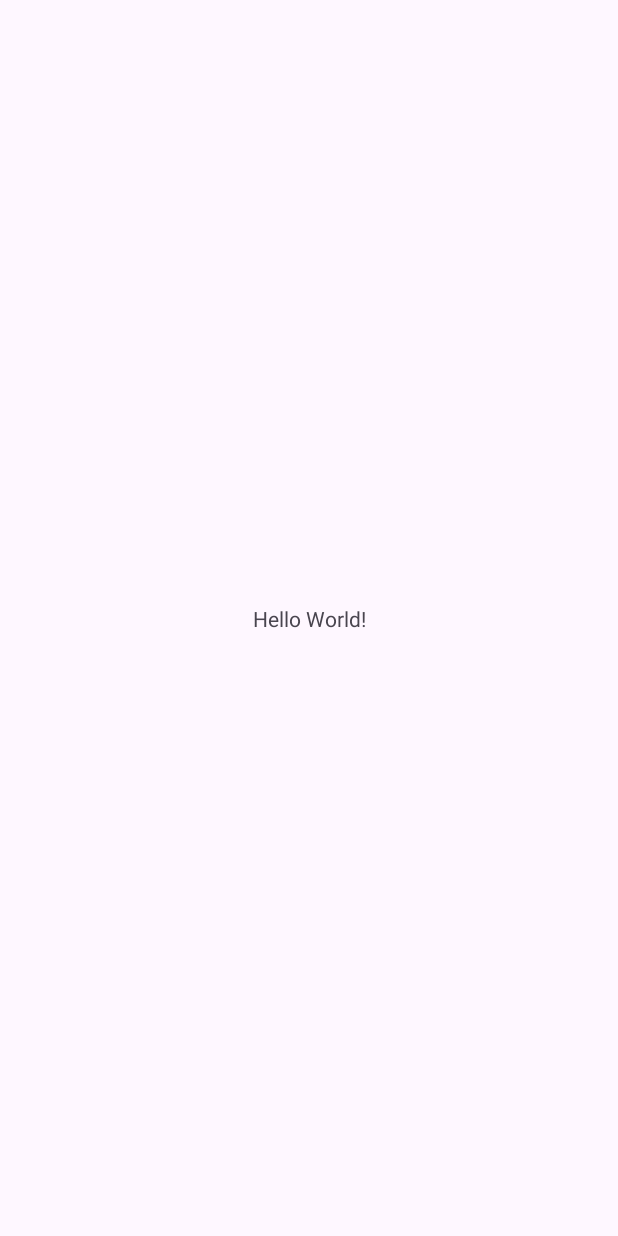
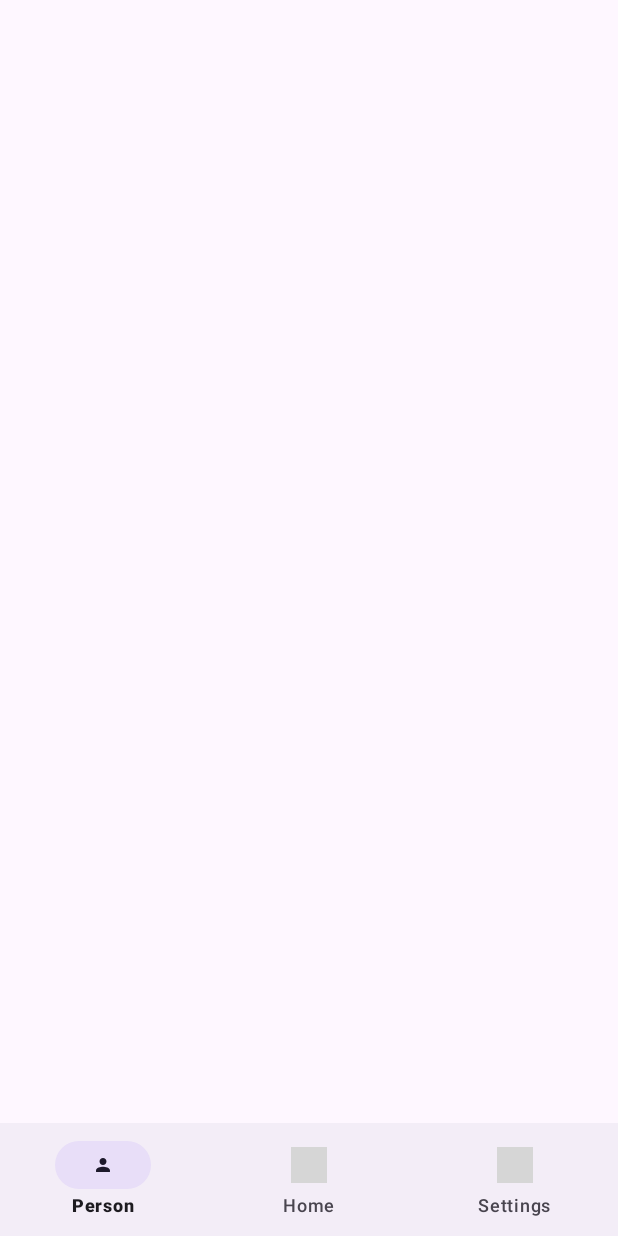
Before and after one commit to jewell-owen/FitTrack, an Android app: the screen it shows after launch (MainActivity), on a phone screen of 412 x 824 dp. Before the commit the screen is almost empty. Run offline under Robolectric (Android 15) with nearby library versions, the phone set to English and light mode, and no system bars; grey boxes are pictures that could not be loaded.

Commit message:
Started working on nav menu

```diff
--- /dev/null
+++ b/FitTrack/app/src/main/res/drawable/person_foreground.xml
@@ -0,0 +1,15 @@
+<vector xmlns:android="http://schemas.android.com/apk/res/android"
+    android:width="108dp"
+    android:height="108dp"
+    android:viewportWidth="24"
+    android:viewportHeight="24"
+    android:tint="#000000">
+  <group android:scaleX="0.58"
+      android:scaleY="0.58"
+      android:translateX="5.04"
+      android:translateY="5.04">
+    <path
+        android:fillColor="@android:color/white"
+        android:pathData="M12,12c2.21,0 4,-1.79 4,-4s-1.79,-4 -4,-4 -4,1.79 -4,4 1.79,4 4,4zM12,14c-2.67,0 -8,1.34 -8,4v2h16v-2c0,-2.66 -5.33,-4 -8,-4z"/>
+  </group>
+</vector>
--- a/FitTrack/app/src/main/res/layout/activity_main.xml
+++ b/FitTrack/app/src/main/res/layout/activity_main.xml
@@ -7,13 +7,24 @@
     android:layout_height="match_parent"
     tools:context=".MainActivity">
 
-    <TextView
-        android:layout_width="wrap_content"
-        android:layout_height="wrap_content"
-        android:text="Hello World!"
-        app:layout_constraintBottom_toBottomOf="parent"
+    <FrameLayout
+        android:id="@+id/flFragment"
+        android:layout_width="match_parent"
+        android:layout_height="0dp"
+        app:layout_constraintBottom_toTopOf="@+id/bottomNavigationView"
         app:layout_constraintEnd_toEndOf="parent"
+        app:layout_constraintHorizontal_bias="0.5"
         app:layout_constraintStart_toStartOf="parent"
         app:layout_constraintTop_toTopOf="parent" />
 
+    <com.google.android.material.bottomnavigation.BottomNavigationView
+        android:id="@+id/bottomNavigationView"
+        android:layout_width="match_parent"
+        android:layout_height="75dp"
+        app:layout_constraintBottom_toBottomOf="parent"
+        app:layout_constraintEnd_toEndOf="parent"
+        app:layout_constraintHorizontal_bias="0.5"
+        app:layout_constraintStart_toStartOf="parent"
+        app:menu="@menu/bottom_nav_menu"/>
+
 </androidx.constraintlayout.widget.ConstraintLayout>
--- /dev/null
+++ b/FitTrack/app/src/main/res/menu/bottom_nav_menu.xml
@@ -0,0 +1,15 @@
+<?xml version="1.0" encoding="utf-8"?>
+<menu xmlns:android="http://schemas.android.com/apk/res/android">
+    <item
+        android:id="@+id/person"
+        android:title="Person"
+        android:icon="@drawable/person_foreground"/>
+    <item
+        android:id="@+id/home"
+        android:title="Home"
+        android:icon="@drawable/ic_home_foreground"/>
+    <item
+        android:id="@+id/settings"
+        android:title="Settings"
+        android:icon="@drawable/ic_settings_foreground"/>
+</menu>
--- /dev/null
+++ b/FitTrack/app/src/main/res/mipmap-anydpi-v26/person.xml
@@ -0,0 +1,5 @@
+<?xml version="1.0" encoding="utf-8"?>
+<adaptive-icon xmlns:android="http://schemas.android.com/apk/res/android">
+    <background android:drawable="@drawable/person_background"/>
+    <foreground android:drawable="@drawable/person_foreground"/>
+</adaptive-icon>
--- /dev/null
+++ b/FitTrack/app/src/main/res/mipmap-anydpi-v26/person_round.xml
@@ -0,0 +1,5 @@
+<?xml version="1.0" encoding="utf-8"?>
+<adaptive-icon xmlns:android="http://schemas.android.com/apk/res/android">
+    <background android:drawable="@drawable/person_background"/>
+    <foreground android:drawable="@drawable/person_foreground"/>
+</adaptive-icon>
--- a/FitTrack/app/src/main/res/values/colors.xml
+++ b/FitTrack/app/src/main/res/values/colors.xml
@@ -2,4 +2,10 @@
 <resources>
     <color name="black">#FF000000</color>
     <color name="white">#FFFFFFFF</color>
+
+    <color name="primary_background">#F7ECE1</color>
+    <color name="secondary_background">#CAC4CE</color>
+    <color name="primary_accent">#539987</color>
+    <color name="secondary_accent">#7B435B</color>
+    <color name="text_primary">#04030F</color>
 </resources>
```
Also changed, not shown: FitTrack/app/src/main/res/drawable/person_background.xml (added, +74 -0 lines), FitTrack/app/src/main/person-playstore.png (added), FitTrack/app/src/main/res/mipmap-hdpi/person.webp (added), FitTrack/app/src/main/res/mipmap-hdpi/person_round.webp (added), FitTrack/app/src/main/res/mipmap-mdpi/person.webp (added), FitTrack/app/src/main/res/mipmap-mdpi/person_round.webp (added), FitTrack/app/src/main/res/mipmap-xhdpi/person.webp (added), FitTrack/app/src/main/res/mipmap-xhdpi/person_round.webp (added), FitTrack/app/src/main/res/mipmap-xxhdpi/person.webp (added), FitTrack/app/src/main/res/mipmap-xxhdpi/person_round.webp (added), FitTrack/app/src/main/res/mipmap-xxxhdpi/person.webp (added), FitTrack/app/src/main/res/mipmap-xxxhdpi/person_round.webp (added).
